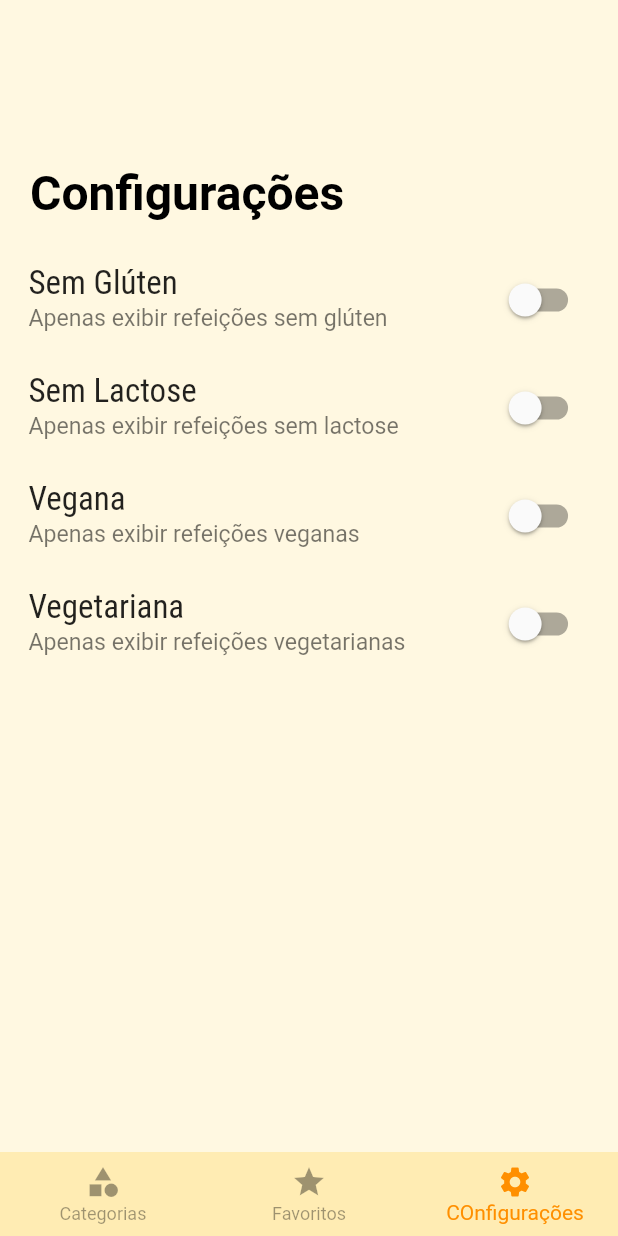
After one commit to alisuetal/Receitas, a Flutter app: the screen it shows after launch, item 3 of the bottom bar chosen, on a phone screen of 412 x 824 dp. The commit adds this screen. Run offline on Flutter 3.47's test engine with Material 2 defaults, Android fonts, the phone set to English and light mode, and no system bars.

Commit message:
[NOVO] SettingsScreen: [+] Função de habilitar filtragem de pratos por características (livre de glúten, vegano, vegetariano e livre de lactose);

```diff
--- a/lib/main.dart
+++ b/lib/main.dart
@@ -2,6 +2,9 @@
 
 import 'package:flutter/material.dart';
 import 'package:flutter/services.dart';
+import 'package:receitas/models/meal.dart';
+import 'package:receitas/data/dummy_data.dart';
+import 'package:receitas/models/settings.dart';
 import 'package:receitas/screens/category_screen.dart';
 import 'package:receitas/screens/meal_screen.dart';
 import 'package:receitas/screens/tab_screens.dart';
@@ -9,13 +12,36 @@ import 'package:receitas/utils/app_routes.dart';
 
 void main() {
   SystemChrome.setSystemUIOverlayStyle(const SystemUiOverlayStyle(
-    statusBarColor: Color(0xFFFFF8E1),
-    systemNavigationBarColor: Color(0xFFFFECB3),
-    statusBarIconBrightness: Brightness.dark));
+      statusBarColor: Color(0xFFFFF8E1),
+      systemNavigationBarColor: Color(0xFFFFECB3),
+      statusBarIconBrightness: Brightness.dark));
   runApp(MyApp());
 }
 
-class MyApp extends StatelessWidget {
+class MyApp extends StatefulWidget {
+  @override
+  State<MyApp> createState() => _MyAppState();
+}
+
+class _MyAppState extends State<MyApp> {
+  Settings settings = Settings();
+  List<Meal> _availableMeals = dummyMeals;
+
+  void _filterMeals(Settings settings) {
+    setState(() {
+      _availableMeals = dummyMeals.where((meal) {
+        final filterGluten = settings.isGlutenFree && !meal.isGlutenFree;
+        final filterLactose = settings.isLactoseFree && !meal.isLactoseFree;
+        final filterVegan = settings.isVegan && !meal.isVegan;
+        final filterVegetarian = settings.isVegetarian && !meal.isVegetarian;
+        return !filterGluten &&
+            !filterLactose &&
+            !filterVegan &&
+            !filterVegetarian;
+      }).toList();
+    });
+  }
+
   @override
   Widget build(BuildContext context) {
     return MaterialApp(
@@ -30,11 +56,13 @@ class MyApp extends StatelessWidget {
                 const TextStyle(fontSize: 20, fontFamily: 'RobotoCondensed')),
         canvasColor: Colors.amber[50],
       ),
-      home: TabsScreen(),
+      home: TabsScreen(_filterMeals, settings),
       initialRoute: AppRoutes.HOME,
       routes: {
-        AppRoutes.CATEGORY_SCREEN: (context) => CategoryScreen(),
-        AppRoutes.MEAL_SCREEN: (context) => MealScreen()
+        AppRoutes.CATEGORY_SCREEN: (context) => CategoryScreen(_availableMeals),
+        AppRoutes.MEAL_SCREEN: (context) => MealScreen(),
+        AppRoutes.SETTINGS: (context) => MealScreen(),
+        AppRoutes.FAVORITES: (context) => MealScreen(),
       },
     );
   }
--- /dev/null
+++ b/lib/models/settings.dart
@@ -0,0 +1,13 @@
+class Settings {
+  bool isGlutenFree;
+  bool isLactoseFree;
+  bool isVegan;
+  bool isVegetarian;
+
+  Settings({
+    this.isGlutenFree = false,
+    this.isLactoseFree = false,
+    this.isVegan = false,
+    this.isVegetarian = false,
+  });
+}
--- a/lib/screens/categories_screen.dart
+++ b/lib/screens/categories_screen.dart
@@ -24,7 +24,7 @@ class CategoriesScreen extends StatelessWidget {
                   crossAxisSpacing: 20,
                   mainAxisSpacing: 20,
                 ),
-                children: dummyCategories.map((e){
+                children: dummyCategories.map((e) {
                   return CategoryWidget(e);
                 }).toList(),
               ),
--- a/lib/screens/category_screen.dart
+++ b/lib/screens/category_screen.dart
@@ -2,32 +2,31 @@
 import 'package:flutter/material.dart';
 import 'package:receitas/components/app_bar.dart';
 import 'package:receitas/components/meal.dart';
-import 'package:receitas/data/dummy_data.dart';
 import 'package:receitas/models/category.dart';
 import 'package:receitas/models/meal.dart';
 import 'package:receitas/utils/app_routes.dart';
 
-class CategoryScreen extends StatefulWidget{
+class CategoryScreen extends StatefulWidget {
+  final List<Meal> meals;
+  const CategoryScreen(this.meals);
   @override
   State<CategoryScreen> createState() => _CategoryScreenState();
 }
 
 class _CategoryScreenState extends State<CategoryScreen> {
-  void _selectMeal(BuildContext context, Meal meal){
-    Navigator.of(context).pushNamed(
-      AppRoutes.MEAL_SCREEN,
-      arguments: meal
-    ).then((result){
-        setState(() {});
-      }
-    );
+  void _selectMeal(BuildContext context, Meal meal) {
+    Navigator.of(context)
+        .pushNamed(AppRoutes.MEAL_SCREEN, arguments: meal)
+        .then((result) {
+      setState(() {});
+    });
   }
 
   @override
   Widget build(BuildContext context) {
     final category = ModalRoute.of(context)?.settings.arguments as Category;
 
-    final categoryMeals = dummyMeals.where((element){
+    final categoryMeals = widget.meals.where((element) {
       return element.categories.contains(category.id);
     }).toList();
 
@@ -42,16 +41,16 @@ class _CategoryScreenState extends State<CategoryScreen> {
                 shrinkWrap: true,
                 physics: const NeverScrollableScrollPhysics(),
                 itemCount: categoryMeals.length,
-                itemBuilder: (context, index){
+                itemBuilder: (context, index) {
                   return Padding(
-                    padding: const EdgeInsets.only(
-                      bottom: 24
-                    ),
+                    padding: const EdgeInsets.only(bottom: 24),
                     child: InkWell(
-                      borderRadius: const BorderRadius.all(Radius.circular(12)),
-                      onTap: () {_selectMeal(context, categoryMeals[index]);},
-                      child: MealWidget(categoryMeals[index])
-                    ),
+                        borderRadius:
+                            const BorderRadius.all(Radius.circular(12)),
+                        onTap: () {
+                          _selectMeal(context, categoryMeals[index]);
+                        },
+                        child: MealWidget(categoryMeals[index])),
                   );
                 },
               )
--- /dev/null
+++ b/lib/screens/settings_screen.dart
@@ -0,0 +1,79 @@
+// ignore_for_file: use_key_in_widget_constructors
+
+import 'package:flutter/material.dart';
+import 'package:receitas/components/app_bar.dart';
+import '../models/settings.dart';
+
+class SettingsScreen extends StatefulWidget {
+  final Function(Settings) onSettingsChanged;
+  final Settings settings;
+  const SettingsScreen(this.onSettingsChanged, this.settings);
+
+  @override
+  _SettingsScreenState createState() =>
+      _SettingsScreenState(settings: settings);
+}
+
+class _SettingsScreenState extends State<SettingsScreen> {
+  Settings settings;
+  _SettingsScreenState({required this.settings});
+
+  Widget _createSwitch(
+    String title,
+    String subtitle,
+    bool value,
+    Function(bool) onChanged,
+  ) {
+    return Transform.scale(
+      scale: 1.1,
+      child: SwitchListTile.adaptive(
+        activeColor: Colors.amber[800],
+        title: Text(title),
+        subtitle: Text(subtitle),
+        value: value,
+        onChanged: (value) {
+          onChanged(value);
+          widget.onSettingsChanged(settings);
+        },
+      ),
+    );
+  }
+
+  @override
+  Widget build(BuildContext context) {
+    return Scaffold(
+      body: SingleChildScrollView(
+        child: Padding(
+          padding: const EdgeInsets.all(20.0),
+          child: Column(children: <Widget>[
+            const AppBarWidget(title: 'Configurações', backButton: false),
+            _createSwitch(
+              'Sem Glúten',
+              'Apenas exibir refeições sem glúten',
+              settings.isGlutenFree,
+              (value) => setState(() => settings.isGlutenFree = value),
+            ),
+            _createSwitch(
+              'Sem Lactose',
+              'Apenas exibir refeições sem lactose',
+              settings.isLactoseFree,
+              (value) => setState(() => settings.isLactoseFree = value),
+            ),
+            _createSwitch(
+              'Vegana',
+              'Apenas exibir refeições veganas',
+              settings.isVegan,
+              (value) => setState(() => settings.isVegan = value),
+            ),
+            _createSwitch(
+              'Vegetariana',
+              'Apenas exibir refeições vegetarianas',
+              settings.isVegetarian,
+              (value) => setState(() => settings.isVegetarian = value),
+            ),
+          ]),
+        ),
+      ),
+    );
+  }
+}
--- a/lib/screens/tab_screens.dart
+++ b/lib/screens/tab_screens.dart
@@ -1,21 +1,31 @@
 // ignore_for_file: use_key_in_widget_constructors
 
 import 'package:flutter/material.dart';
-
+import 'package:receitas/models/settings.dart';
+import 'package:receitas/screens/settings_screen.dart';
 import 'categories_screen.dart';
 import 'favorite_screen.dart';
 
 class TabsScreen extends StatefulWidget {
+  final Function(Settings) onSettingsChanged;
+  final Settings settings;
+  const TabsScreen(this.onSettingsChanged, this.settings);
   @override
-  _TabsScreenState createState() => _TabsScreenState();
+  _TabsScreenState createState() => _TabsScreenState(
+      onSettingsChanged: onSettingsChanged, settings: settings);
 }
 
 class _TabsScreenState extends State<TabsScreen> {
+  Function(Settings) onSettingsChanged;
+  Settings settings;
+  _TabsScreenState({required this.onSettingsChanged, required this.settings});
+
   int _selectedScreenIndex = 0;
 
-  final List<Widget> _screens = [
+  late final List<Widget> _screens = [
     CategoriesScreen(),
     FavoriteScreen(),
+    SettingsScreen(onSettingsChanged, settings)
   ];
 
   _selectScreen(int index) {
@@ -44,6 +54,10 @@ class _TabsScreenState extends State<TabsScreen> {
             icon: Icon(Icons.star),
             label: 'Favoritos',
           ),
+          BottomNavigationBarItem(
+            icon: Icon(Icons.settings),
+            label: 'COnfigurações',
+          ),
         ],
       ),
     );
--- a/lib/utils/app_routes.dart
+++ b/lib/utils/app_routes.dart
@@ -1,5 +1,7 @@
-class AppRoutes{
+class AppRoutes {
   static const HOME = '/';
   static const CATEGORY_SCREEN = '/category';
   static const MEAL_SCREEN = '/meal-screen';
+  static const SETTINGS = '/settings';
+  static const FAVORITES = '/favorites';
 }
```
